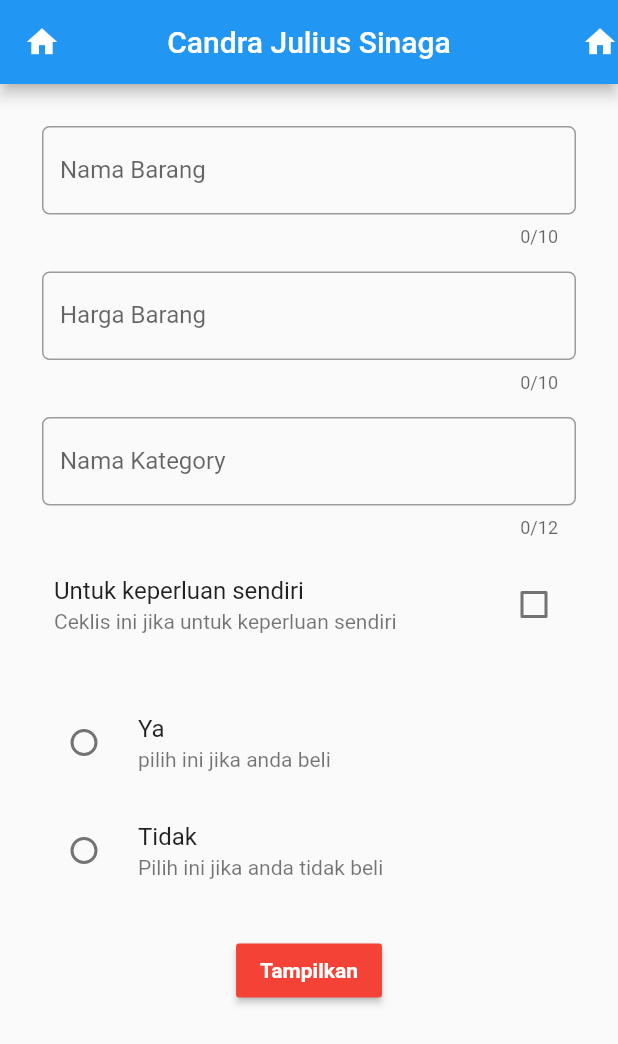
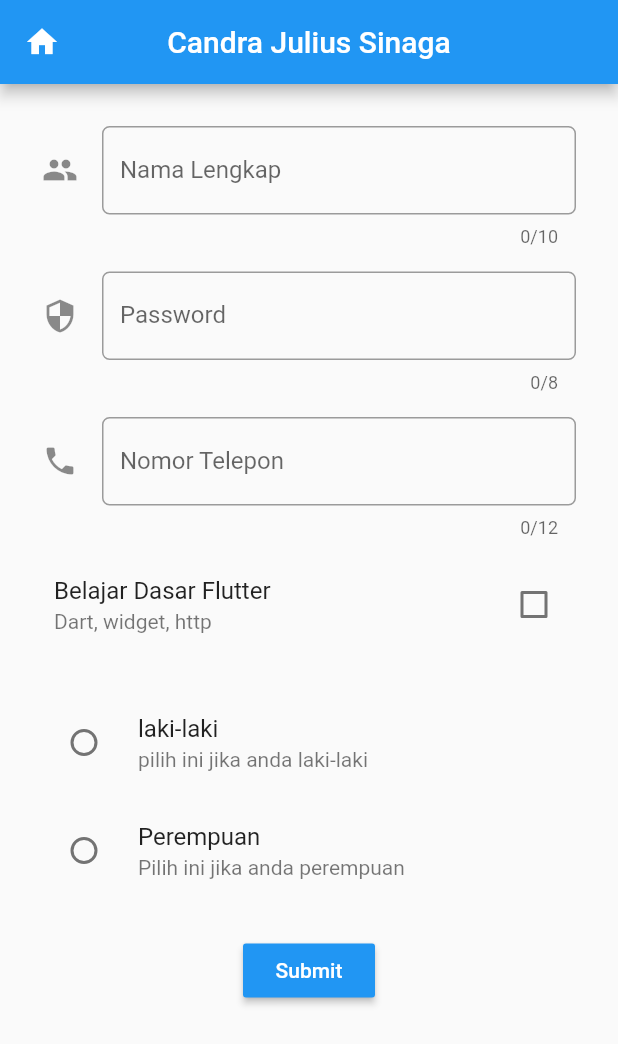
Before and after one commit to JuliusCandra/update_tugas2, a Flutter app: the screen it shows after launch, on a phone screen of 412 x 824 dp. Shown: the top 1044 px of the screen. Run offline on Flutter 3.47's test engine with Material 2 defaults, Android fonts, the phone set to English and light mode, and no system bars.

```diff
--- a/lib/main.dart
+++ b/lib/main.dart
@@ -1,37 +1,36 @@
-// choose file
 import 'package:flutter/material.dart';
 
 void main() {
   runApp(MaterialApp(
     debugShowCheckedModeBanner: false,
-    title: "Flutter",
-    home: FormProduk(),
+    title: "Tugas 2",
+    home: FormPendaftaran(),
   ));
 }
 
-class FormProduk extends StatefulWidget {
+class FormPendaftaran extends StatefulWidget {
   @override
-  _FormProdukState createState() => _FormProdukState();
+  _FormPendaftaranState createState() => _FormPendaftaranState();
 }
 
-class _FormProdukState extends State<FormProduk> {
-  String _mau = "";
+class _FormPendaftaranState extends State<FormPendaftaran> {
+  String _jk = "";
 
-  String _title = "Untuk keperluan sendiri";
-  String _subTitle = "Ceklis ini jika untuk keperluan sendiri";
+  String _title = "Belajar Dasar Flutter";
+  String _subTitle = "Dart, widget, http";
 
   void _pilihJk(value) {
     setState(() {
-      _mau = value;
+      _jk = value;
     });
   }
 
   final _formKey = GlobalKey<FormState>();
   bool nilaiCheckBox = false;
 
-  TextEditingController controllerNamaProduk = new TextEditingController();
-  TextEditingController controllerHargaProduk = new TextEditingController();
-  TextEditingController controllerKategoryBarang = new TextEditingController();
+  TextEditingController controllerNama = new TextEditingController();
+  TextEditingController controllerPassword = new TextEditingController();
+  TextEditingController controllerPhone = new TextEditingController();
 
   void _submitData() {
     final isValid = _formKey.currentState.validate();
@@ -48,17 +47,18 @@ class _FormProdukState extends State<FormProduk> {
                 height: 200,
                 child: new Column(
                   children: [
-                    new Text("Nama barang: " + controllerNamaProduk.text),
-                    new Text("Harga: Rp " + controllerHargaProduk.text),
-                    new Text("Kategory Barang: " + controllerKategoryBarang.text),
-                    new Text("Pilihan Anda: " + _mau),
+                    new Text("Nama Lengkap: " + controllerNama.text),
+                    new Text("Password: " + controllerPassword.text),
+                    new Text("Nomor Telepon: " + controllerPhone.text),
+                    new Text("Jenis Kelamin: " + _jk),
+                    new Text("Title: " + _title + "\n" + "SubTitle: " + _subTitle),
                   ],
                 ),
               ),
               actions: [
                 FlatButton(
                     color: Colors.red,
-                    child: Text("Yes"),
+                    child: Text("OK"),
                     onPressed: () {
                       Navigator.of(context).pop();
                     })
@@ -69,14 +69,7 @@ class _FormProdukState extends State<FormProduk> {
   @override
   Widget build(BuildContext context) {
     return Scaffold(
-      appBar: AppBar(
-        leading: Icon(Icons.home),
-        title: Text("Candra Julius Sinaga"),
-        centerTitle: true,
-        actions: [
-          Icon(Icons.home)
-        ],
-      ),
+      appBar: AppBar(leading: Icon(Icons.home), title: Text("Candra Julius Sinaga"), centerTitle: true),
       body: ListView(
         children: [
           Form(
@@ -89,19 +82,17 @@ class _FormProdukState extends State<FormProduk> {
                     Padding(
                       padding: const EdgeInsets.all(8.0),
                       child: TextFormField(
-                        keyboardType: TextInputType.name,
-                        controller: controllerNamaProduk,
+                        controller: controllerNama,
                         maxLength: 10,
                         decoration: new InputDecoration(
-                          hintText: "contoh: Asus",
-                          labelText: "Nama Barang",
+                          hintText: "contoh: Candra Julius Sinaga",
+                          labelText: "Nama Lengkap",
+                          icon: Icon(Icons.people),
                           border: OutlineInputBorder(borderRadius: new BorderRadius.circular(5.0)),
                         ),
                         validator: (value) {
                           if (value.isEmpty) {
                             return 'Nama tidak boleh kosong';
-                          } else if (value.length < 2) {
-                            return "Nama terlalu pendek";
                           }
                           return null;
                         },
@@ -110,19 +101,17 @@ class _FormProdukState extends State<FormProduk> {
                     Padding(
                       padding: const EdgeInsets.all(8.0),
                       child: TextFormField(
-                        keyboardType: TextInputType.number,
-                        maxLength: 10,
-                        controller: controllerHargaProduk,
+                        maxLength: 8,
+                        controller: controllerPassword,
+                        obscureText: true,
                         decoration: new InputDecoration(
-                          labelText: "Harga Barang",
-                          hintText: "Contohnya Rp 200000",
+                          labelText: "Password",
+                          icon: Icon(Icons.security),
                           border: OutlineInputBorder(borderRadius: new BorderRadius.circular(5.0)),
                         ),
                         validator: (value) {
                           if (value.isEmpty) {
-                            return 'Harga tidak boleh kosong';
-                          } else if (value.length < 3) {
-                            return "Harga terlalu pendek";
+                            return 'Password tidak boleh kosong';
                           }
                           return null;
                         },
@@ -131,19 +120,18 @@ class _FormProdukState extends State<FormProduk> {
                     Padding(
                       padding: const EdgeInsets.all(8.0),
                       child: TextFormField(
-                        controller: controllerKategoryBarang,
+                        controller: controllerPhone,
                         maxLength: 12,
-                        keyboardType: TextInputType.name,
+                        keyboardType: TextInputType.phone,
                         decoration: new InputDecoration(
-                          hintText: "contoh: Elektronik",
-                          labelText: "Nama Kategory",
+                          hintText: "contoh: 12345679010",
+                          labelText: "Nomor Telepon",
+                          icon: Icon(Icons.phone),
                           border: OutlineInputBorder(borderRadius: new BorderRadius.circular(5.0)),
                         ),
                         validator: (value) {
                           if (value.isEmpty) {
-                            return 'Kategory tidak boleh kosong';
-                          } else if (value.length < 3) {
-                            return "Kategory terlalu pendek";
+                            return 'Nama telepon tidak boleh kosong';
                           }
                           return null;
                         },
@@ -156,7 +144,7 @@ class _FormProdukState extends State<FormProduk> {
                       activeColor: Colors.deepPurpleAccent,
                       onChanged: (value) {
                         setState(() {
-                          nilaiCheckBox = value;
+                          nilaiCheckBox = value!;
                         });
                       },
                     ),
@@ -164,35 +152,34 @@ class _FormProdukState extends State<FormProduk> {
                       padding: new EdgeInsets.only(top: 20),
                     ),
                     new RadioListTile(
-                      value: "Ya",
-                      title: new Text("Ya"),
-                      groupValue: _mau,
+                      value: "Laki-Laki",
+                      title: new Text("laki-laki"),
+                      groupValue: _jk,
                       onChanged: (value) {
                         _pilihJk(value);
                       },
                       activeColor: Colors.blue,
-                      subtitle: new Text("pilih ini jika anda beli"),
+                      subtitle: new Text("pilih ini jika anda laki-laki"),
                     ),
                     new RadioListTile(
-                      value: "Tidak",
-                      title: new Text("Tidak"),
-                      groupValue: _mau,
+                      value: "Perempuan",
+                      title: new Text("Perempuan"),
+                      groupValue: _jk,
                       onChanged: (value) {
                         _pilihJk(value);
                       },
                       activeColor: Colors.blue,
-                      subtitle: new Text("Pilih ini jika anda tidak beli"),
+                      subtitle: new Text("Pilih ini jika anda perempuan"),
                     ),
                     new Padding(
                       padding: EdgeInsets.only(top: 20),
                     ),
                     RaisedButton(
-                      child: Text("Tampilkan",
-                          style: TextStyle(
-                            color: Colors.white,
-                            fontWeight: FontWeight.bold,
-                          )),
-                      color: Colors.red,
+                      child: Text(
+                        "Submit",
+                        style: TextStyle(color: Colors.white),
+                      ),
+                      color: Colors.blue,
                       onPressed: () {
                         _submitData();
                       },
```
Also changed, not shown: 1 other file.
